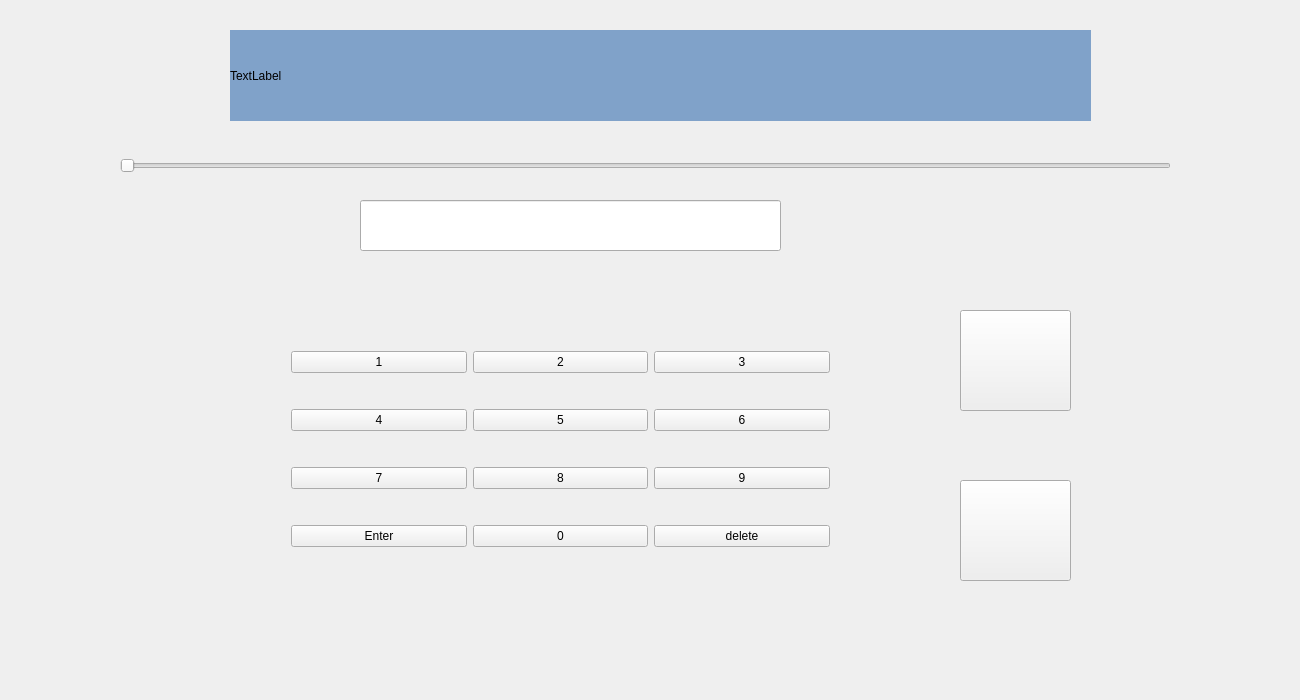
Qt form gui/QTypeNumericWindow.ui (Rares-Andrrei/ProjectModernCpp) before a commit.
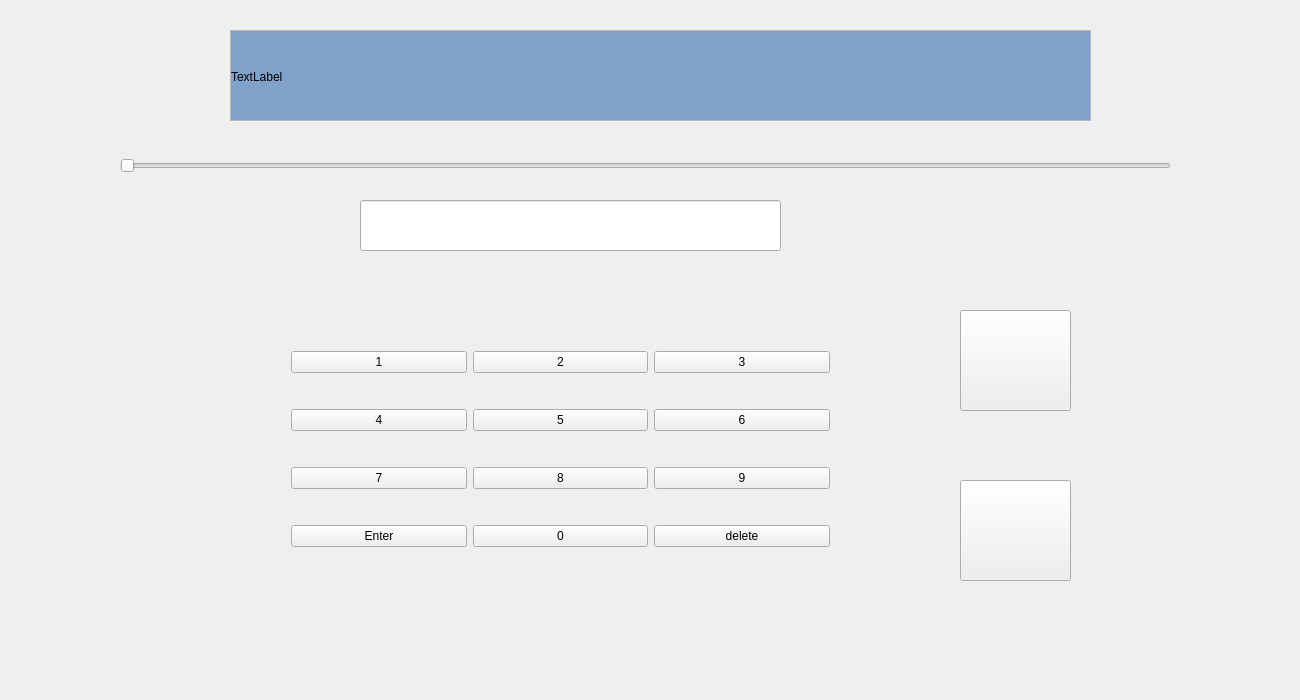
The same form after that commit. Icons and pictures are not drawn.

Commit message: am facut labelul cu intrebari numerice sa fie un camp scrollabil in cazul unei intrebari mai lungi

```diff
--- a/gui/QTypeNumericWindow.ui
+++ b/gui/QTypeNumericWindow.ui
@@ -49,22 +49,6 @@
      <enum>Qt::Horizontal</enum>
     </property>
    </widget>
-   <widget class="QLabel" name="Question">
-    <property name="geometry">
-     <rect>
-      <x>230</x>
-      <y>30</y>
-      <width>861</width>
-      <height>91</height>
-     </rect>
-    </property>
-    <property name="styleSheet">
-     <string notr="true">background-color: rgb(128, 162, 201);</string>
-    </property>
-    <property name="text">
-     <string>TextLabel</string>
-    </property>
-   </widget>
    <widget class="QWidget" name="gridLayoutWidget">
     <property name="geometry">
      <rect>
@@ -212,6 +196,45 @@
      <string/>
     </property>
    </widget>
+   <widget class="QScrollArea" name="scrollArea">
+    <property name="geometry">
+     <rect>
+      <x>230</x>
+      <y>30</y>
+      <width>861</width>
+      <height>91</height>
+     </rect>
+    </property>
+    <property name="widgetResizable">
+     <bool>true</bool>
+    </property>
+    <widget class="QWidget" name="scrollAreaWidgetContents">
+     <property name="geometry">
+      <rect>
+       <x>0</x>
+       <y>0</y>
+       <width>859</width>
+       <height>89</height>
+      </rect>
+     </property>
+     <widget class="QLabel" name="Question">
+      <property name="geometry">
+       <rect>
+        <x>0</x>
+        <y>0</y>
+        <width>861</width>
+        <height>91</height>
+       </rect>
+      </property>
+      <property name="styleSheet">
+       <string notr="true">background-color: rgb(128, 162, 201);</string>
+      </property>
+      <property name="text">
+       <string>TextLabel</string>
+      </property>
+     </widget>
+    </widget>
+   </widget>
    <zorder>frame</zorder>
    <zorder>Answer</zorder>
    <zorder>TimeRemaining</zorder>
```
Left out of the diff: 2 changed lines with no effect on the pictures.
